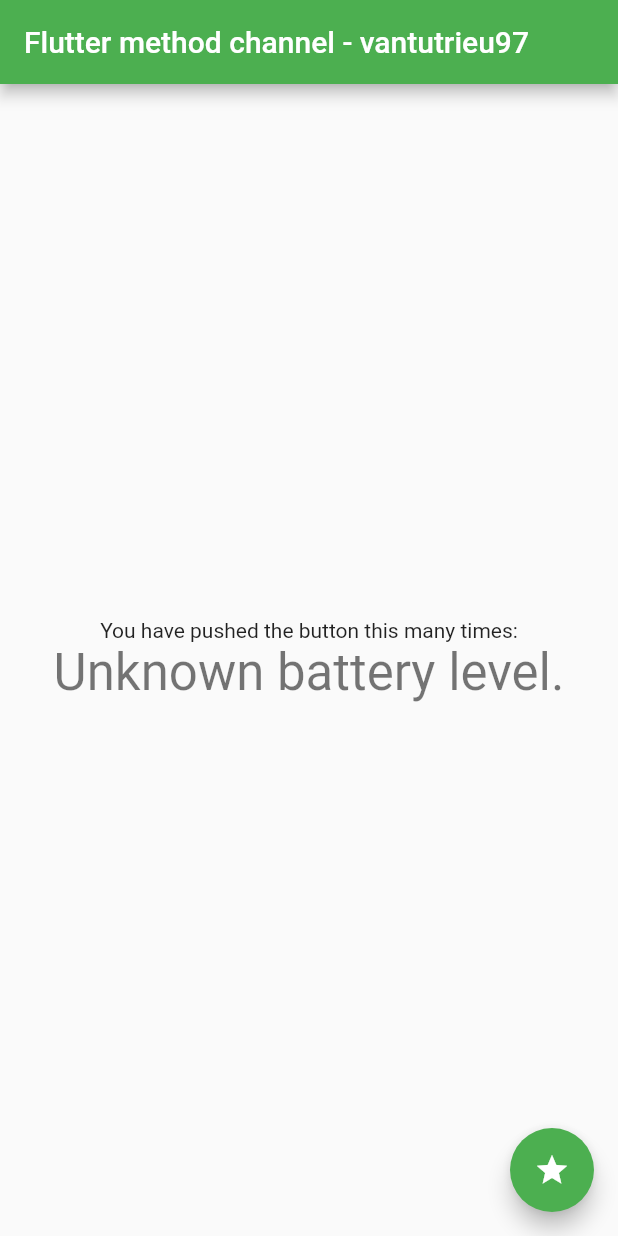
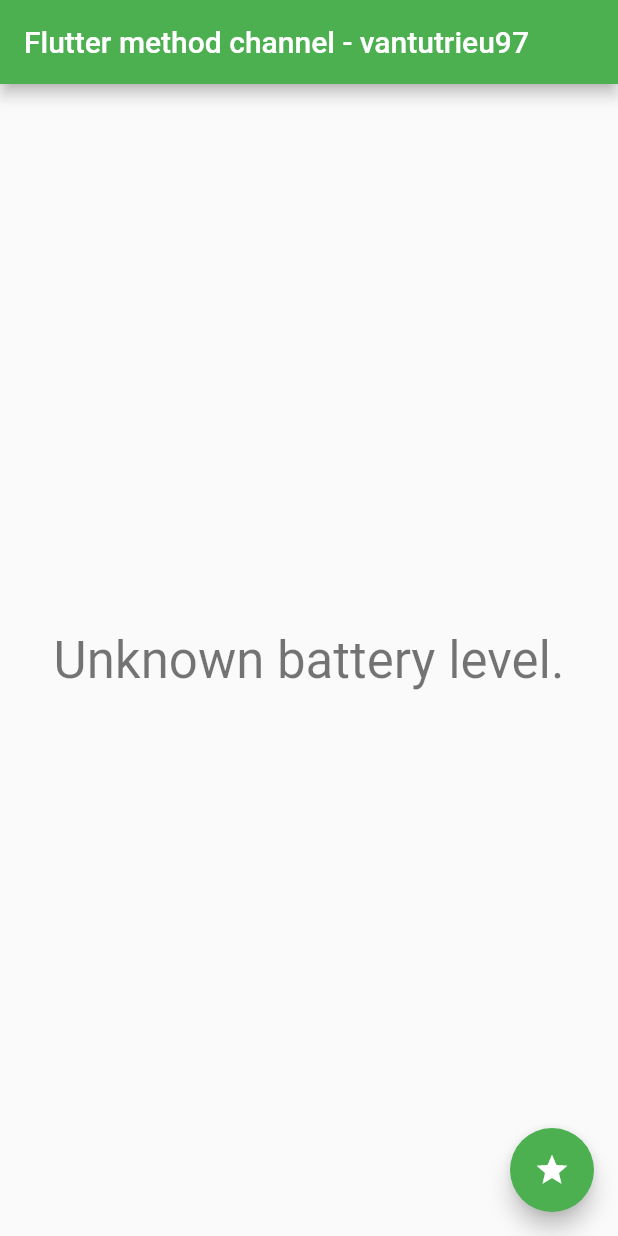
Before and after one commit to vantutrieu97/flutter_method_channel, a Flutter app: the screen it shows after launch, on a phone screen of 412 x 824 dp. Run offline on Flutter 3.47's test engine with Material 2 defaults, Android fonts, the phone set to English and light mode, and no system bars.

Commit message:
Remove message useless

```diff
--- a/lib/main.dart
+++ b/lib/main.dart
@@ -60,9 +60,6 @@ class _MyHomePageState extends State<MyHomePage> {
           mainAxisAlignment: MainAxisAlignment.center,
           children: <Widget>[
             Text(
-              'You have pushed the button this many times:',
-            ),
-            Text(
               '$_batteryLevel',
               style: Theme.of(context).textTheme.display1,
             ),
```
